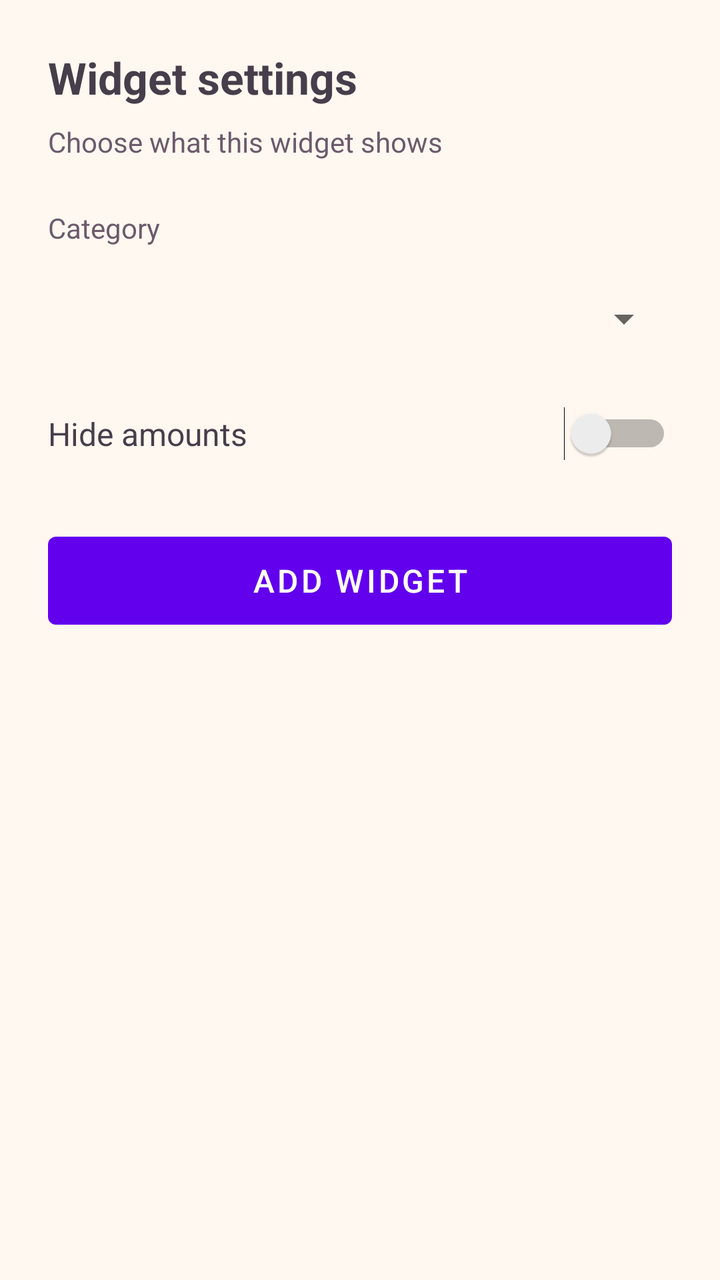
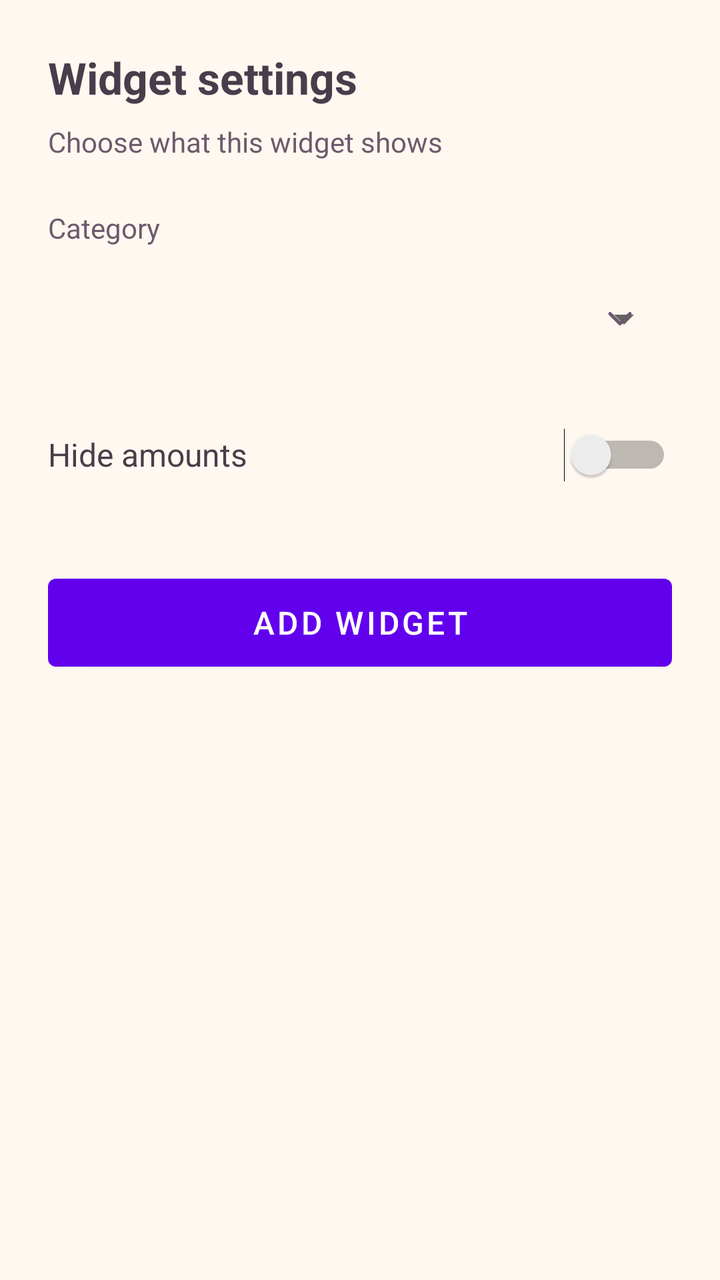

An Android layout rendered at two revisions. The XML below is the earlier revision; the diff shows what the commit changed to produce the second picture.
<!-- AndroidManifest.xml: fallback theme Theme.MaterialComponents.DayNight.NoActionBar -->
<!-- res/layout/expense_widget_config.xml -->
<?xml version="1.0" encoding="utf-8"?>
<ScrollView xmlns:android="http://schemas.android.com/apk/res/android"
    android:layout_width="match_parent"
    android:layout_height="match_parent"
    android:background="@color/expense_widget_background"
    android:fillViewport="true">

    <LinearLayout
        android:layout_width="match_parent"
        android:layout_height="wrap_content"
        android:orientation="vertical"
        android:padding="24dp">

        <TextView
            android:id="@+id/config_title"
            android:layout_width="wrap_content"
            android:layout_height="wrap_content"
            android:text="@string/expense_widget_config_title"
            android:textColor="@color/expense_widget_text_primary"
            android:textSize="22sp"
            android:textStyle="bold" />

        <TextView
            android:id="@+id/config_subtitle"
            android:layout_width="wrap_content"
            android:layout_height="wrap_content"
            android:layout_marginTop="8dp"
            android:text="@string/expense_widget_config_subtitle"
            android:textColor="@color/expense_widget_text_muted"
            android:textSize="14sp" />

        <TextView
            android:id="@+id/config_category_label"
            android:layout_width="wrap_content"
            android:layout_height="wrap_content"
            android:layout_marginTop="24dp"
            android:text="@string/expense_widget_config_category"
            android:textColor="@color/expense_widget_text_muted"
            android:textSize="14sp" />

        <Spinner
            android:id="@+id/config_category"
            android:layout_width="match_parent"
            android:layout_height="wrap_content"
            android:layout_marginTop="8dp"
            android:minHeight="56dp"
            android:paddingStart="0dp" />

        <LinearLayout
            android:layout_width="match_parent"
            android:layout_height="wrap_content"
            android:layout_marginTop="16dp"
            android:gravity="center_vertical"
            android:orientation="horizontal">

            <TextView
                android:id="@+id/config_hide_label"
                android:layout_width="0dp"
                android:layout_height="wrap_content"
                android:layout_marginEnd="16dp"
                android:layout_weight="1"
                android:text="@string/expense_widget_config_hide_amounts"
                android:textColor="@color/expense_widget_text_primary"
                android:textSize="16sp" />

            <Switch
                android:id="@+id/config_hide_amounts"
                android:layout_width="wrap_content"
                android:layout_height="wrap_content" />
        </LinearLayout>

        <Button
            android:id="@+id/config_save"
            android:layout_width="match_parent"
            android:layout_height="wrap_content"
            android:layout_marginTop="32dp"
            android:minHeight="56dp"
            android:text="@string/expense_widget_config_save"
            android:textSize="16sp" />
    </LinearLayout>
</ScrollView>
<!-- resources referenced by this layout -->
<resources>
  <color name="expense_widget_background">#FFF8F0</color>
  <color name="expense_widget_text_muted">#6C5A6C</color>
  <color name="expense_widget_text_primary">#473E4B</color>
  <string name="expense_widget_config_category">Category</string>
  <string name="expense_widget_config_hide_amounts">Hide amounts</string>
  <string name="expense_widget_config_save">Add widget</string>
  <string name="expense_widget_config_subtitle">Choose what this widget shows</string>
  <string name="expense_widget_config_title">Widget settings</string>
</resources>

<!-- the commit's change to res/layout/expense_widget_config.xml (unified diff, before → after) -->
@@ -1,5 +1,6 @@
 <?xml version="1.0" encoding="utf-8"?>
 <ScrollView xmlns:android="http://schemas.android.com/apk/res/android"
+    android:id="@+id/config_root"
     android:layout_width="match_parent"
     android:layout_height="match_parent"
     android:background="@color/expense_widget_background"
@@ -34,40 +35,44 @@
             android:layout_width="wrap_content"
             android:layout_height="wrap_content"
             android:layout_marginTop="24dp"
+            android:labelFor="@id/config_category"
             android:text="@string/expense_widget_config_category"
             android:textColor="@color/expense_widget_text_muted"
             android:textSize="14sp" />
 
-        <Spinner
-            android:id="@+id/config_category"
+        <FrameLayout
             android:layout_width="match_parent"
-            android:layout_height="wrap_content"
+            android:layout_height="56dp"
             android:layout_marginTop="8dp"
-            android:minHeight="56dp"
-            android:paddingStart="0dp" />
+            android:clickable="false">
 
-        <LinearLayout
+            <Spinner
+                android:id="@+id/config_category"
+                android:layout_width="match_parent"
+                android:layout_height="match_parent"
+                android:spinnerMode="dropdown" />
+
+            <ImageView
+                android:id="@+id/config_category_arrow"
+                android:layout_width="20dp"
+                android:layout_height="20dp"
+                android:layout_gravity="center_vertical|end"
+                android:layout_marginEnd="16dp"
+                android:contentDescription="@null"
+                android:importantForAccessibility="no"
+                android:src="@drawable/expense_widget_chevron_down" />
+        </FrameLayout>
+
+        <Switch
+            android:id="@+id/config_hide_amounts"
             android:layout_width="match_parent"
             android:layout_height="wrap_content"
             android:layout_marginTop="16dp"
             android:gravity="center_vertical"
-            android:orientation="horizontal">
-
-            <TextView
-                android:id="@+id/config_hide_label"
-                android:layout_width="0dp"
-                android:layout_height="wrap_content"
-                android:layout_marginEnd="16dp"
-                android:layout_weight="1"
-                android:text="@string/expense_widget_config_hide_amounts"
-                android:textColor="@color/expense_widget_text_primary"
-                android:textSize="16sp" />
-
-            <Switch
-                android:id="@+id/config_hide_amounts"
-                android:layout_width="wrap_content"
-                android:layout_height="wrap_content" />
-        </LinearLayout>
+            android:minHeight="48dp"
+            android:text="@string/expense_widget_config_hide_amounts"
+            android:textColor="@color/expense_widget_text_primary"
+            android:textSize="16sp" />
 
         <Button
             android:id="@+id/config_save"
<!-- resource entries referenced after the edit -->
@@ -1,12 +1,29 @@
 <!-- resources referenced by this layout -->
 <resources>
-  <color name="expense_widget_background">#FFF8F0</color>
-  <color name="expense_widget_text_muted">#6C5A6C</color>
-  <color name="expense_widget_text_primary">#473E4B</color>
+  <color name="expense_widget_background">@color/expense_widget_background_light</color>
+  <color name="expense_widget_text_muted">@color/expense_widget_text_muted_light</color>
+  <color name="expense_widget_text_primary">@color/expense_widget_text_primary_light</color>
+  <!-- drawable expense_widget_chevron_down (drawable) -->
+  <?xml version="1.0" encoding="utf-8"?>
+  <vector xmlns:android="http://schemas.android.com/apk/res/android"
+      android:width="20dp"
+      android:height="20dp"
+      android:viewportWidth="24"
+      android:viewportHeight="24">
+      <path
+          android:pathData="M6,9l6,6 6,-6"
+          android:strokeWidth="2"
+          android:strokeLineCap="round"
+          android:strokeLineJoin="round"
+          android:strokeColor="@color/expense_widget_text_muted" />
+  </vector>
   <string name="expense_widget_config_category">Category</string>
   <string name="expense_widget_config_hide_amounts">Hide amounts</string>
   <string name="expense_widget_config_save">Add widget</string>
   <string name="expense_widget_config_subtitle">Choose what this widget shows</string>
   <string name="expense_widget_config_title">Widget settings</string>
+  <color name="expense_widget_background_light">#FFF8F0</color>
+  <color name="expense_widget_text_muted_light">#6C5A6C</color>
+  <color name="expense_widget_text_primary_light">#473E4B</color>
 </resources>
 
